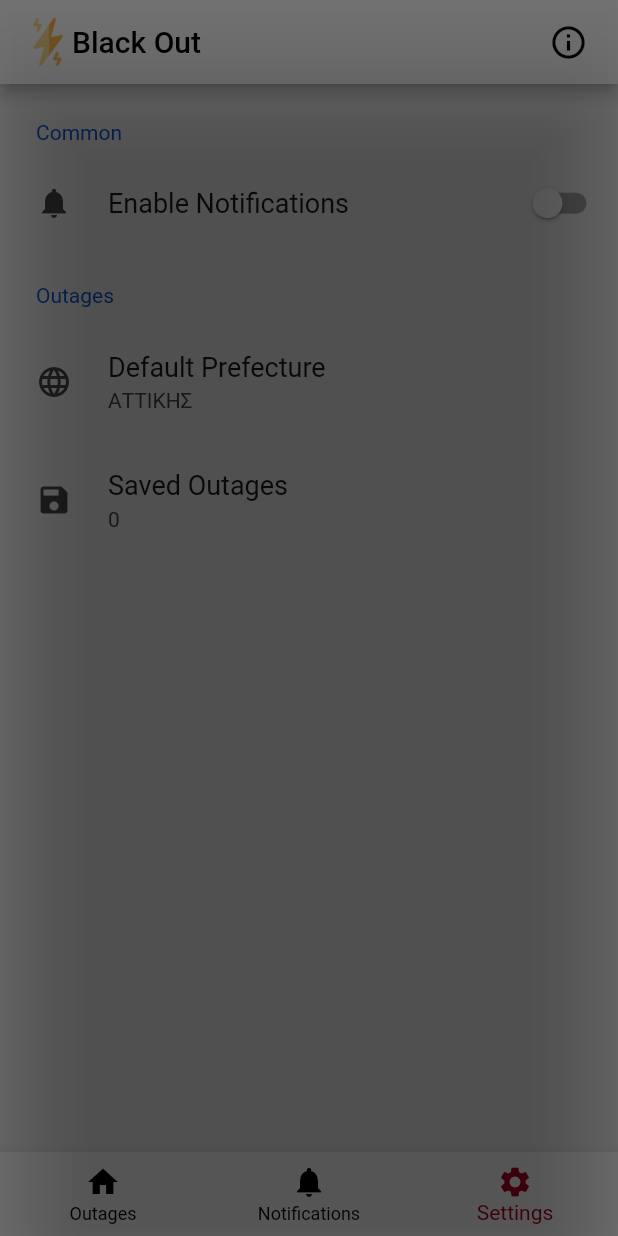
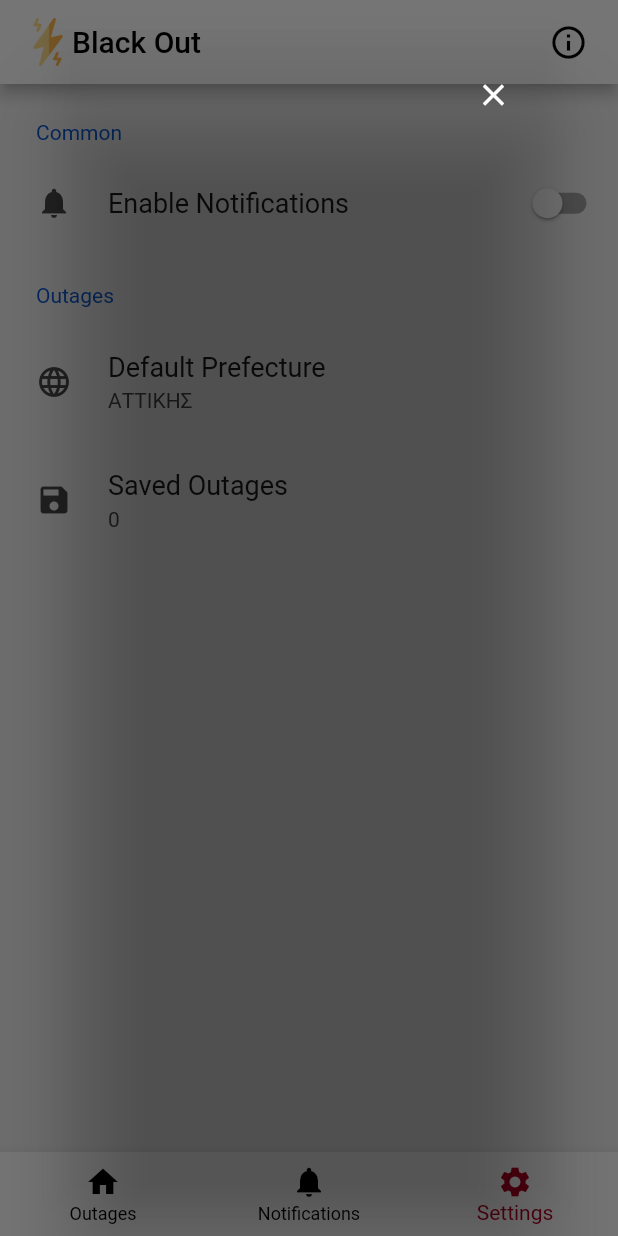
Before and after one commit to gbrandtio/black-out, a Flutter app: the screen it shows after launch, item 3 of the bottom bar chosen, after a tap on "Saved Outages", on a phone screen of 412 x 824 dp. Run offline on Flutter 3.47's test engine with Material 2 defaults, Android fonts, the light colour scheme and no system bars; drawn by our look-alikes of settings_ui; our stand-ins replace share_plus, shared_preferences; missing offline and left inert: add_2_calendar, string_extensions; network calls fail.

Commit message:
Adding close icon & functionality on saved outages dialog

```diff
--- a/client/lib/widgets/dialogs/saved_outages_dialog.dart
+++ b/client/lib/widgets/dialogs/saved_outages_dialog.dart
@@ -28,8 +28,26 @@ class _SelectSavedOutageDialogState extends State<SavedOutagesDialog> {
   Widget build(BuildContext context) {
     return AlertDialog(
         backgroundColor: Colors.transparent,
-        insetPadding: EdgeInsets.zero,
-        content: Container(child: widgetOutagesList()));
+        content: Stack(
+          children: <Widget>[
+            Container(
+              padding: EdgeInsets.only(top: 10),
+              child: widgetOutagesList(),
+            ),
+            widgetPositionedCloseButton(),
+          ],
+        ));
+  }
+
+  Widget widgetPositionedCloseButton() {
+    return Positioned(
+        top: -5,
+        right: -5,
+        child: IconButton(
+          onPressed: Navigator.of(context).pop,
+          icon: const Icon(Icons.close),
+          color: Colors.white,
+        ));
   }
 
   Widget widgetOutagesList() {
```
